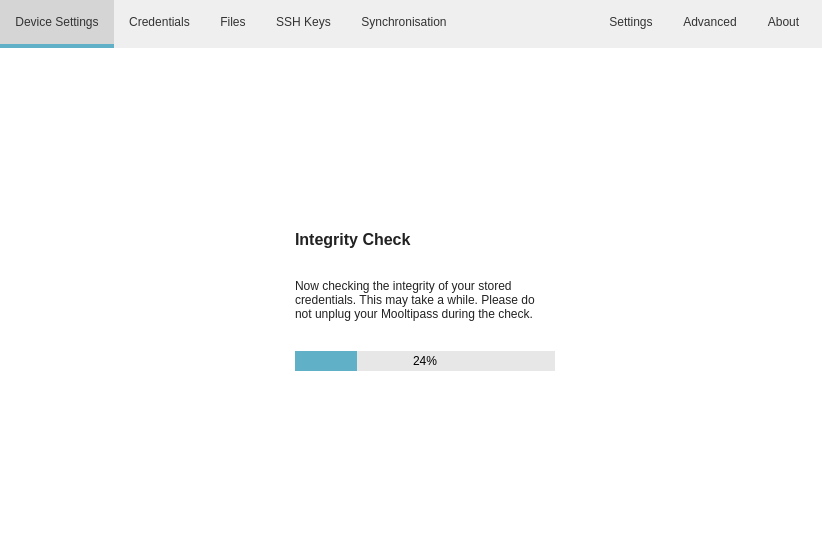
Above: src/MainWindow.ui from mooltipass/moolticute before the change. Below: the same form after it.
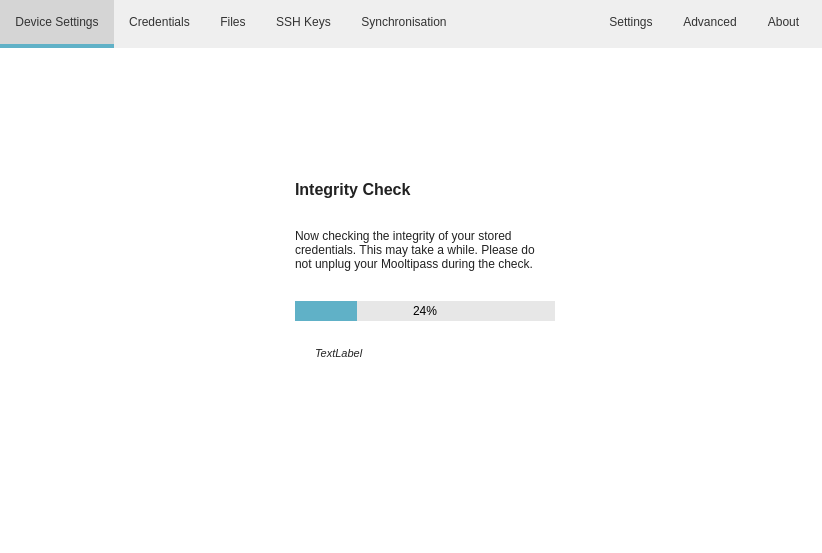
That is the form after the change. The open tabs and pages were chosen to show the change. Icons and pictures are not drawn. Custom widgets are drawn as their Qt base class.

Commit message: Show waiting for device unlock request on integrity check.

The edit to the form file:
```diff
--- a/src/MainWindow.ui
+++ b/src/MainWindow.ui
@@ -2387,11 +2387,55 @@
            </widget>
           </item>
           <item>
-           <widget class="QProgressBar" name="progressBarIntegrity">
-            <property name="value">
-             <number>24</number>
+           <layout class="QVBoxLayout" name="verticalLayout_25">
+            <property name="spacing">
+             <number>6</number>
             </property>
-           </widget>
+            <item>
+             <widget class="QProgressBar" name="progressBarIntegrity">
+              <property name="value">
+               <number>24</number>
+              </property>
+             </widget>
+            </item>
+            <item>
+             <widget class="QLabel" name="integrityProgressMessageLabel">
+              <property name="sizePolicy">
+               <sizepolicy hsizetype="Preferred" vsizetype="MinimumExpanding">
+                <horstretch>0</horstretch>
+                <verstretch>0</verstretch>
+               </sizepolicy>
+              </property>
+              <property name="maximumSize">
+               <size>
+                <width>292</width>
+                <height>16777215</height>
+               </size>
+              </property>
+              <property name="font">
+               <font>
+                <pointsize>8</pointsize>
+                <italic>true</italic>
+               </font>
+              </property>
+              <property name="text">
+               <string>TextLabel</string>
+              </property>
+              <property name="alignment">
+               <set>Qt::AlignLeading|Qt::AlignLeft|Qt::AlignTop</set>
+              </property>
+              <property name="wordWrap">
+               <bool>true</bool>
+              </property>
+              <property name="margin">
+               <number>0</number>
+              </property>
+              <property name="indent">
+               <number>20</number>
+              </property>
+             </widget>
+            </item>
+           </layout>
           </item>
           <item>
            <spacer name="verticalSpacer_14">
```
The commit also changes 2 other files.
